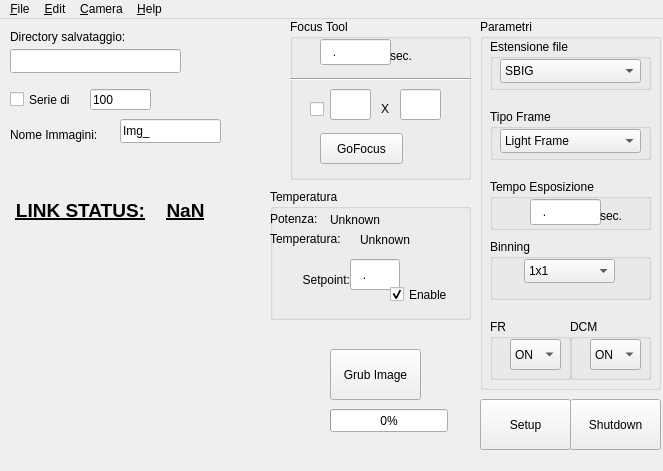
algebrato/PenguinSBIG, file mainwindow.ui: the form before one commit.
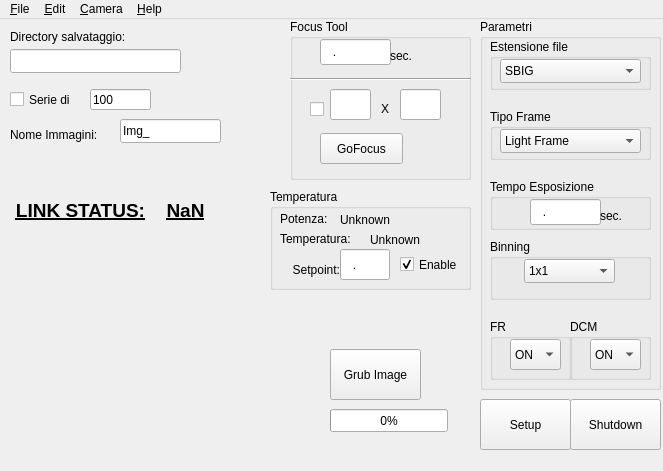
The form after the commit. Icons and pictures are not drawn.

What changed in the file:
```diff
--- a/mainwindow.ui
+++ b/mainwindow.ui
@@ -542,7 +542,7 @@
       <x>270</x>
       <y>170</y>
       <width>201</width>
-      <height>131</height>
+      <height>101</height>
      </rect>
     </property>
     <property name="title">
@@ -551,8 +551,8 @@
     <widget class="QLineEdit" name="coolingSetpoint">
      <property name="geometry">
       <rect>
-       <x>80</x>
-       <y>70</y>
+       <x>70</x>
+       <y>60</y>
        <width>50</width>
        <height>31</height>
       </rect>
@@ -564,7 +564,7 @@
       </size>
      </property>
      <property name="inputMask">
-      <string>#09.99</string>
+      <string>#09.99; </string>
      </property>
      <property name="text">
       <string>.</string>
@@ -573,8 +573,8 @@
     <widget class="QLabel" name="textLabel12">
      <property name="geometry">
       <rect>
-       <x>10</x>
-       <y>80</y>
+       <x>0</x>
+       <y>70</y>
        <width>70</width>
        <height>21</height>
       </rect>
@@ -595,7 +595,7 @@
     <widget class="QLabel" name="ccdTempLbl">
      <property name="geometry">
       <rect>
-       <x>90</x>
+       <x>100</x>
        <y>40</y>
        <width>71</width>
        <height>21</height>
@@ -611,7 +611,7 @@
     <widget class="QLabel" name="label_5">
      <property name="geometry">
       <rect>
-       <x>0</x>
+       <x>10</x>
        <y>39</y>
        <width>101</width>
        <height>21</height>
@@ -624,8 +624,8 @@
     <widget class="QCheckBox" name="enableChkBox">
      <property name="geometry">
       <rect>
-       <x>120</x>
-       <y>90</y>
+       <x>130</x>
+       <y>60</y>
        <width>70</width>
        <height>31</height>
       </rect>
@@ -640,7 +640,7 @@
     <widget class="QLabel" name="label_8">
      <property name="geometry">
       <rect>
-       <x>0</x>
+       <x>10</x>
        <y>19</y>
        <width>101</width>
        <height>21</height>
@@ -653,7 +653,7 @@
     <widget class="QLabel" name="ccdPower">
      <property name="geometry">
       <rect>
-       <x>60</x>
+       <x>70</x>
        <y>20</y>
        <width>71</width>
        <height>21</height>
```
Left out of the diff: 6 changed lines with no effect on the pictures.
